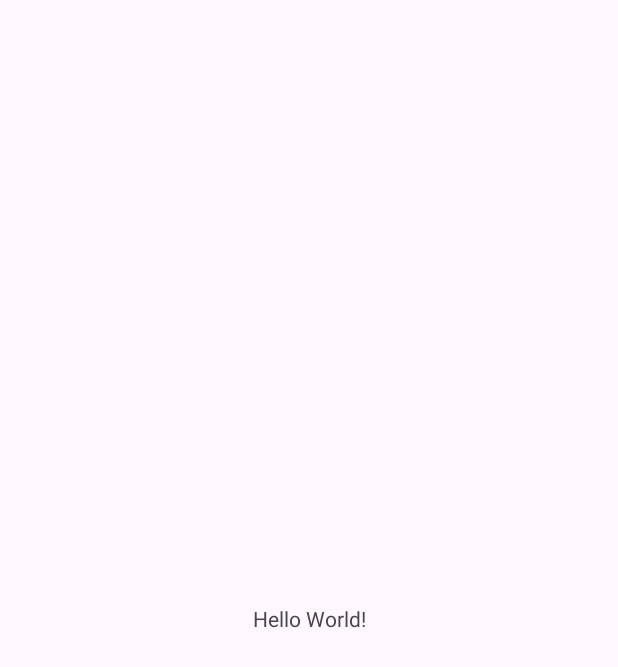
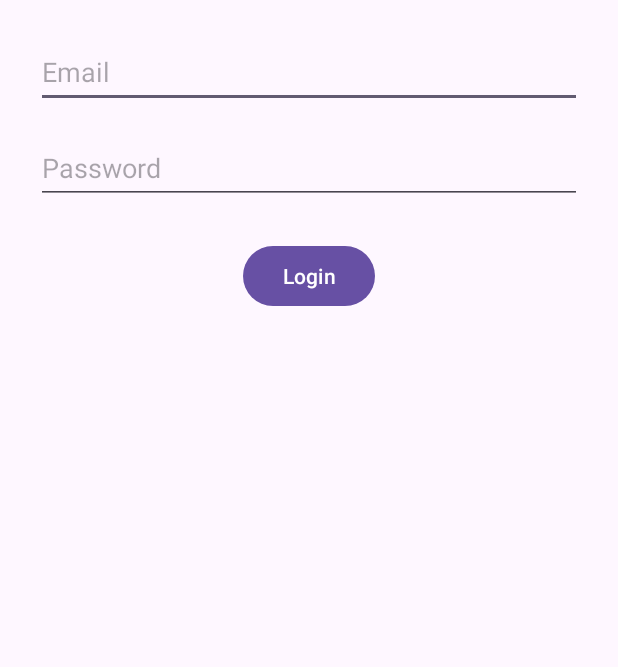
Before and after one commit to 256nisha/COMP-6057-Final-Project, an Android app: the screen it shows after launch (MainActivity before the commit, LoginActivity after it), on a phone screen of 412 x 824 dp. Before the commit the part shown is almost empty. Shown: the top 667 px of the screen. Run offline under Robolectric (Android 15) with nearby library versions, the phone set to English and light mode, and no system bars; libraries missing offline, so code that uses them is left out: io.realm; 6 statements that could not run were skipped.

Commit message:
Kangkan Mitra: Login Page + Realm Setup(Handles login of employee along with realm database initialization)

```diff
--- a/app/build.gradle.kts
+++ b/app/build.gradle.kts
@@ -36,6 +36,8 @@ dependencies {
     implementation(libs.appcompat)
     implementation(libs.material)
     implementation(libs.activity)
+    implementation("com.google.code.gson:gson:2.12.1")
+    implementation(libs.realm.android.library)
     implementation(libs.constraintlayout)
     testImplementation(libs.junit)
     androidTestImplementation(libs.ext.junit)
--- /dev/null
+++ b/app/src/main/java/com/ndesai163257/comp_6057_finalprojectg12/LoginActivity.java
@@ -0,0 +1,53 @@
+package com.ndesai163257.comp_6057_finalprojectg12;
+
+import android.content.Intent;
+import android.os.Bundle;
+import android.widget.Button;
+import android.widget.EditText;
+import android.widget.Toast;
+import androidx.appcompat.app.AppCompatActivity;
+import io.realm.Realm;
+import io.realm.RealmResults;
+
+public class LoginActivity extends AppCompatActivity {
+    EditText emailInput, passwordInput;
+    Button loginButton;
+    Realm realm;
+
+    @Override
+    protected void onCreate(Bundle savedInstanceState) {
+        super.onCreate(savedInstanceState);
+        setContentView(R.layout.activity_login);
+
+        Realm.init(this);
+        realm = Realm.getDefaultInstance();
+
+        emailInput = findViewById(R.id.editTextEmail);
+        passwordInput = findViewById(R.id.editTextPassword);
+        loginButton = findViewById(R.id.buttonLogin);
+
+
+        // Insert a test employee (only once) DELETE
+        realm.executeTransaction(r -> {
+            if (r.where(Employee.class).equalTo("email", "admin@sportly.com").findFirst() == null) {
+                Employee employee = r.createObject(Employee.class, "admin@sportly.com");
+                employee.setPassword("password123");
+            }
+        });
+
+
+        loginButton.setOnClickListener(v -> {
+            String email = emailInput.getText().toString();
+            String password = passwordInput.getText().toString();
+
+            Employee employee = realm.where(Employee.class).equalTo("email", email).findFirst();
+
+            if (employee != null && employee.getPassword().equals(password)) {
+                Toast.makeText(LoginActivity.this, "Login successful", Toast.LENGTH_SHORT).show();
+                startActivity(new Intent(LoginActivity.this, HomeActivity.class));
+            } else {
+                Toast.makeText(LoginActivity.this, "Invalid credentials", Toast.LENGTH_SHORT).show();
+            }
+        });
+    }
+}
--- /dev/null
+++ b/app/src/main/java/com/ndesai163257/comp_6057_finalprojectg12/MyApp.java
@@ -0,0 +1,20 @@
+package com.ndesai163257.comp_6057_finalprojectg12;
+
+import android.app.Application;
+import io.realm.Realm;
+import io.realm.RealmConfiguration;
+
+public class MyApp extends Application {
+    @Override
+    public void onCreate() {
+        super.onCreate();
+
+        Realm.init(this);
+        RealmConfiguration config = new RealmConfiguration.Builder()
+                .name("sportly.realm")
+                .allowWritesOnUiThread(true)
+                .deleteRealmIfMigrationNeeded()
+                .build();
+        Realm.setDefaultConfiguration(config);
+    }
+}
--- /dev/null
+++ b/app/src/main/res/layout/activity_login.xml
@@ -0,0 +1,47 @@
+<?xml version="1.0" encoding="utf-8"?>
+<androidx.constraintlayout.widget.ConstraintLayout
+    xmlns:android="http://schemas.android.com/apk/res/android"
+    xmlns:app="http://schemas.android.com/apk/res-auto"
+    xmlns:tools="http://schemas.android.com/tools"
+    android:id="@+id/main"
+    android:layout_width="match_parent"
+    android:layout_height="match_parent"
+    android:padding="24dp">
+
+    <EditText
+        android:id="@+id/editTextEmail"
+        android:layout_width="0dp"
+        android:layout_height="wrap_content"
+        android:autofillHints="emailAddress"
+        android:hint="@string/email"
+        android:inputType="textEmailAddress"
+        android:minHeight="48dp"
+        app:layout_constraintEnd_toEndOf="parent"
+        app:layout_constraintStart_toStartOf="parent"
+        app:layout_constraintTop_toTopOf="parent"
+        tools:ignore="VisualLintTextFieldSize" />
+
+    <EditText
+        android:id="@+id/editTextPassword"
+        android:layout_width="0dp"
+        android:layout_height="wrap_content"
+        android:layout_marginTop="16dp"
+        android:autofillHints="password"
+        android:hint="@string/password"
+        android:inputType="textPassword"
+        android:minHeight="48dp"
+        app:layout_constraintEnd_toEndOf="parent"
+        app:layout_constraintStart_toStartOf="parent"
+        app:layout_constraintTop_toBottomOf="@id/editTextEmail"
+        tools:ignore="VisualLintTextFieldSize" />
+
+    <Button
+        android:id="@+id/buttonLogin"
+        android:layout_width="wrap_content"
+        android:layout_height="wrap_content"
+        android:text="@string/login"
+        app:layout_constraintTop_toBottomOf="@id/editTextPassword"
+        app:layout_constraintStart_toStartOf="parent"
+        app:layout_constraintEnd_toEndOf="parent"
+        android:layout_marginTop="24dp" />
+</androidx.constraintlayout.widget.ConstraintLayout>
--- a/app/src/main/res/values/strings.xml
+++ b/app/src/main/res/values/strings.xml
@@ -1,3 +1,6 @@
 <resources>
     <string name="app_name">COMP_6057_FinalProject(G12)</string>
+    <string name="email">Email</string>
+    <string name="password">Password</string>
+    <string name="login">Login</string>
 </resources>
--- a/gradle/libs.versions.toml
+++ b/gradle/libs.versions.toml
@@ -1,5 +1,6 @@
 [versions]
 agp = "8.8.0"
+gson = "2.12.1"
 junit = "4.13.2"
 junitVersion = "1.2.1"
 espressoCore = "3.6.1"
@@ -7,8 +8,10 @@ appcompat = "1.7.0"
 material = "1.12.0"
 activity = "1.10.1"
 constraintlayout = "2.2.1"
+realmAndroidLibrary = "10.19.0"
 
 [libraries]
+gson = { module = "com.google.code.gson:gson", version.ref = "gson" }
 junit = { group = "junit", name = "junit", version.ref = "junit" }
 ext-junit = { group = "androidx.test.ext", name = "junit", version.ref = "junitVersion" }
 espresso-core = { group = "androidx.test.espresso", name = "espresso-core", version.ref = "espressoCore" }
@@ -16,6 +19,7 @@ appcompat = { group = "androidx.appcompat", name = "appcompat", version.ref = "a
 material = { group = "com.google.android.material", name = "material", version.ref = "material" }
 activity = { group = "androidx.activity", name = "activity", version.ref = "activity" }
 constraintlayout = { group = "androidx.constraintlayout", name = "constraintlayout", version.ref = "constraintlayout" }
+realm-android-library = { module = "io.realm:realm-android-library", version.ref = "realmAndroidLibrary" }
 
 [plugins]
 android-application = { id = "com.android.application", version.ref = "agp" }
```
Also changed, not shown: app/src/main/AndroidManifest.xml (+13 -3 lines), app/src/main/java/com/ndesai163257/comp_6057_finalprojectg12/Employee.java (added, +26 -0 lines), app/src/main/java/com/ndesai163257/comp_6057_finalprojectg12/HomeActivity.java (added, +18 -0 lines).
